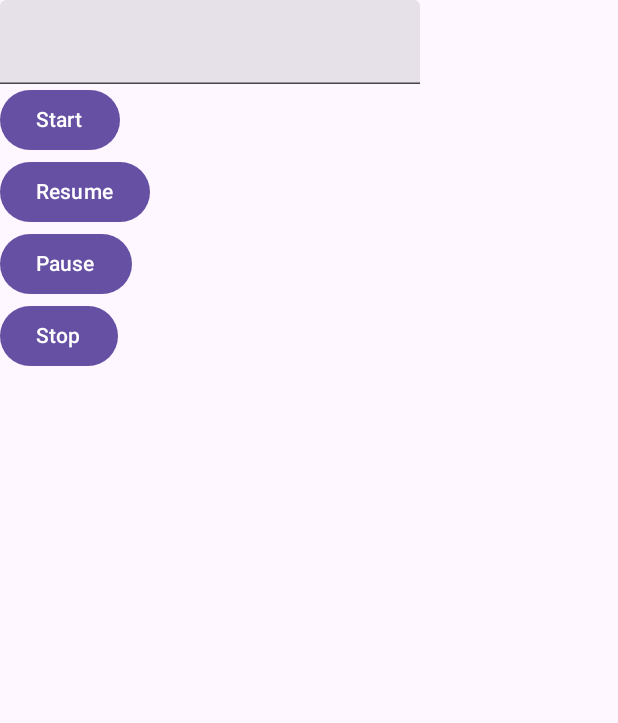
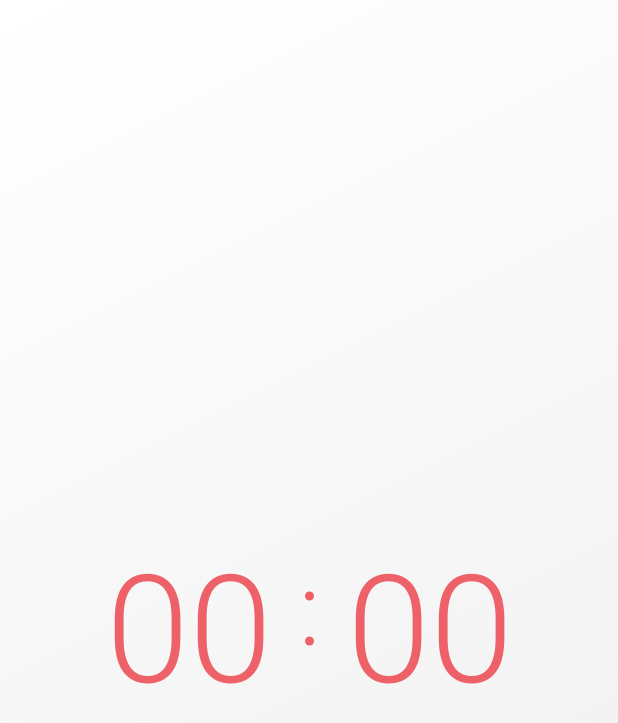
Before and after one commit to Artenes/compose-timer-app, an Android app built with Jetpack Compose: the MainActivity screen opened directly, with no data from a screen before it, on a phone screen of 412 x 824 dp. Shown: the top 723 px of the screen. Run offline under Robolectric (Android 15) with nearby library versions, the phone set to English and light mode, and no system bars; our stand-ins replace Dagger/Hilt's generated code, Timber; 1 statement that could not run was skipped.

Commit message:
Updates UI with new colors and time picker

```diff
--- a/app/src/main/java/dev/artenes/template/app/features/TimerScreen.kt
+++ b/app/src/main/java/dev/artenes/template/app/features/TimerScreen.kt
@@ -1,15 +1,30 @@
 package dev.artenes.template.app.features
 
-import androidx.compose.foundation.layout.Column
+import androidx.compose.foundation.Canvas
+import androidx.compose.foundation.ExperimentalFoundationApi
+import androidx.compose.foundation.background
+import androidx.compose.foundation.gestures.snapping.rememberSnapFlingBehavior
+import androidx.compose.foundation.layout.Box
+import androidx.compose.foundation.layout.fillMaxSize
+import androidx.compose.foundation.layout.height
 import androidx.compose.foundation.layout.padding
-import androidx.compose.material3.Button
+import androidx.compose.foundation.layout.size
+import androidx.compose.foundation.lazy.LazyColumn
+import androidx.compose.foundation.lazy.LazyRow
+import androidx.compose.foundation.lazy.rememberLazyListState
+import androidx.compose.material3.MaterialTheme
 import androidx.compose.material3.Scaffold
 import androidx.compose.material3.Text
-import androidx.compose.material3.TextField
 import androidx.compose.runtime.Composable
 import androidx.compose.runtime.collectAsState
 import androidx.compose.runtime.getValue
+import androidx.compose.ui.Alignment
 import androidx.compose.ui.Modifier
+import androidx.compose.ui.graphics.Brush
+import androidx.compose.ui.graphics.Color
+import androidx.compose.ui.text.font.FontWeight
+import androidx.compose.ui.unit.dp
+import androidx.compose.ui.unit.sp
 import androidx.hilt.navigation.compose.hiltViewModel
 import androidx.lifecycle.compose.LifecycleResumeEffect
 import timber.log.Timber
@@ -34,26 +49,45 @@ fun TimerScreen(
 
     Scaffold { edges ->
 
-        Column(modifier = Modifier.padding(edges)) {
+        Box(
+            modifier = Modifier
+                .padding(edges)
+                .fillMaxSize()
+                .background(
+                    brush = Brush.linearGradient(
+                        colors = listOf(
+                            MaterialTheme.colorScheme.surface,
+                            MaterialTheme.colorScheme.surfaceVariant
+                        )
+                    )
+                ),
+            contentAlignment = Alignment.Center
+        ) {
 
-            TextField(value = state.seconds, onValueChange = {
-                viewModel.setTime(it)
-            })
+            LazyRow(
+                verticalAlignment = Alignment.CenterVertically,
+            ) {
 
-            Button(onClick = { viewModel.start() }) {
-                Text(text = "Start")
-            }
+                item {
+                    Digit(maxInclusive = 5)
+                }
 
-            Button(onClick = { viewModel.resume() }) {
-                Text(text = "Resume")
-            }
+                item {
+                    Digit(maxInclusive = 9)
+                }
 
-            Button(onClick = { viewModel.pause() }) {
-                Text(text = "Pause")
-            }
+                item {
+                    Colon()
+                }
 
-            Button(onClick = { viewModel.stop() }) {
-                Text(text = "Stop")
+                item {
+                    Digit(maxInclusive = 5)
+                }
+
+                item {
+                    Digit(maxInclusive = 9)
+                }
+
             }
 
 
@@ -62,3 +96,53 @@ fun TimerScreen(
     }
 
 }
+
+@OptIn(ExperimentalFoundationApi::class)
+@Composable
+private fun Digit(maxInclusive: Int) {
+
+    val listState = rememberLazyListState()
+
+    LazyColumn(
+        modifier = Modifier.height(100.dp),
+        state = listState,
+        flingBehavior = rememberSnapFlingBehavior(lazyListState = listState),
+    ) {
+        items((maxInclusive + 1)) {
+
+            Text(
+                color = MaterialTheme.colorScheme.primary,
+                text = it.toString(),
+                style = MaterialTheme.typography.titleLarge.copy(
+                    fontSize = 100.sp,
+                    fontWeight = FontWeight.Light
+                ),
+            )
+
+        }
+    }
+
+}
+
+@Composable
+fun Colon() {
+    val color = MaterialTheme.colorScheme.primary
+    Canvas(modifier = Modifier.size(50.dp)) {
+        val radius = 3.dp.toPx()
+        val spacing = 30.dp.toPx()
+        val centerX = size.width / 2
+        val centerY1 = size.height / 2 - spacing / 2
+        val centerY2 = size.height / 2 + spacing / 2
+
+        drawCircle(
+            color,
+            radius,
+            center = androidx.compose.ui.geometry.Offset(centerX, centerY1)
+        )
+        drawCircle(
+            color,
+            radius,
+            center = androidx.compose.ui.geometry.Offset(centerX, centerY2)
+        )
+    }
+}
--- a/app/src/main/java/dev/artenes/template/app/theme/Color.kt
+++ b/app/src/main/java/dev/artenes/template/app/theme/Color.kt
@@ -25,3 +25,7 @@ val Pink80 = Color(0xFFEFB8C8)
 val Purple40 = Color(0xFF6650a4)
 val PurpleGrey40 = Color(0xFF625b71)
 val Pink40 = Color(0xFF7D5260)
+
+val White = Color(0xFFFFFFFF)
+val GrayLight = Color(0XFFEDEDED)
+val RedLight = Color(0XFFEE6169)
--- a/app/src/main/java/dev/artenes/template/app/theme/Theme.kt
+++ b/app/src/main/java/dev/artenes/template/app/theme/Theme.kt
@@ -22,9 +22,13 @@ private val DarkColorScheme = darkColorScheme(
 )
 
 private val LightColorScheme = lightColorScheme(
-    primary = Purple40,
-    secondary = PurpleGrey40,
-    tertiary = Pink40
+    primary = RedLight,
+    //primaryContainer = Black10,
+    //onPrimaryContainer = White,
+    //onPrimary = Black10,
+    surface = White,
+    //background = Orange80,
+    surfaceVariant = GrayLight
 
     /* Other default colors to override
     background = Color(0xFFFFFBFE),
@@ -39,7 +43,7 @@ private val LightColorScheme = lightColorScheme(
 
 @Composable
 fun MyApplicationTheme(
-    darkTheme: Boolean = isSystemInDarkTheme(),
+    darkTheme: Boolean = false,
     // Dynamic color is available on Android 12+
     dynamicColor: Boolean = false,
     content: @Composable () -> Unit
@@ -55,8 +59,8 @@ fun MyApplicationTheme(
     val view = LocalView.current
     if (!view.isInEditMode) {
         SideEffect {
-            (view.context as Activity).window.statusBarColor = colorScheme.primary.toArgb()
-            ViewCompat.getWindowInsetsController(view)?.isAppearanceLightStatusBars = darkTheme
+            (view.context as Activity).window.statusBarColor = colorScheme.surface.toArgb()
+            ViewCompat.getWindowInsetsController(view)?.isAppearanceLightStatusBars = true
         }
     }
 
```
